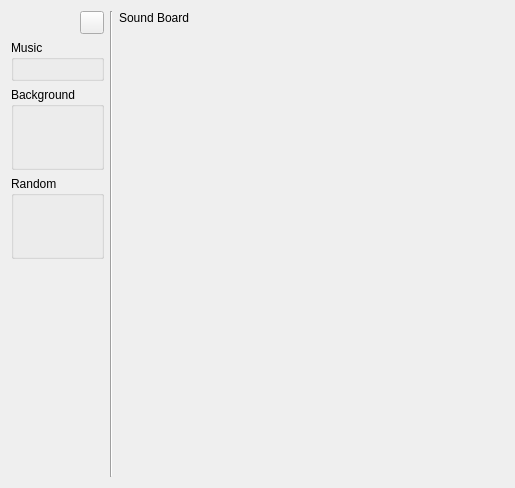
This is AmbMainWidgetUi.ui in Veggie13/Genesis1 as Qt 5 draws it before an edit. The edited form follows.
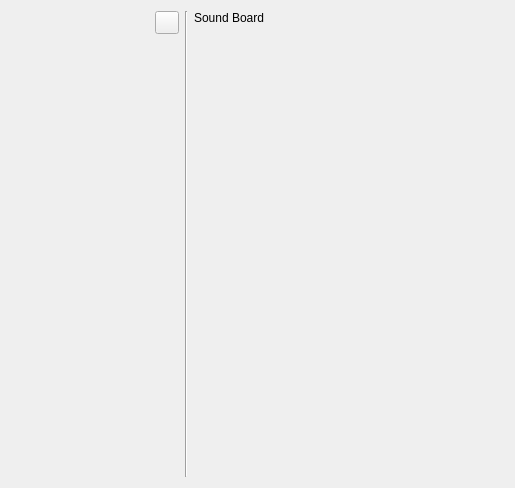
This is the edited form.

Commit message: Removed the enforced-maximization feature, doing proper maximization at start. Accordingly, placed the hidable sidebar in a scrolling view.

The edit to the form file:
```diff
--- a/AmbMainWidgetUi.ui
+++ b/AmbMainWidgetUi.ui
@@ -11,158 +11,97 @@
   </property>
   <layout class="QGridLayout" >
    <item row="0" column="0" >
-    <layout class="QGridLayout" >
-     <item rowspan="3" row="0" column="3" >
-      <layout class="QVBoxLayout" >
-       <item>
-        <widget class="QLabel" name="label" >
-         <property name="text" >
-          <string>Sound Board</string>
-         </property>
-        </widget>
-       </item>
-       <item>
-        <widget class="QWidget" native="1" name="m_sndboardCtrl" >
-         <property name="sizePolicy" >
-          <sizepolicy vsizetype="Expanding" hsizetype="Expanding" >
-           <horstretch>0</horstretch>
-           <verstretch>0</verstretch>
-          </sizepolicy>
-         </property>
-        </widget>
-       </item>
-      </layout>
-     </item>
-     <item rowspan="3" row="0" column="2" >
-      <widget class="Line" name="line" >
+    <spacer>
+     <property name="orientation" >
+      <enum>Qt::Horizontal</enum>
+     </property>
+     <property name="sizeType" >
+      <enum>QSizePolicy::Minimum</enum>
+     </property>
+     <property name="sizeHint" >
+      <size>
+       <width>16</width>
+       <height>20</height>
+      </size>
+     </property>
+    </spacer>
+   </item>
+   <item row="0" column="1" >
+    <widget class="QToolButton" name="m_leftExpandBtn" >
+     <property name="checkable" >
+      <bool>true</bool>
+     </property>
+    </widget>
+   </item>
+   <item rowspan="2" row="0" column="2" >
+    <widget class="Line" name="line" >
+     <property name="sizePolicy" >
+      <sizepolicy vsizetype="Expanding" hsizetype="Fixed" >
+       <horstretch>0</horstretch>
+       <verstretch>0</verstretch>
+      </sizepolicy>
+     </property>
+     <property name="orientation" >
+      <enum>Qt::Vertical</enum>
+     </property>
+    </widget>
+   </item>
+   <item rowspan="2" row="0" column="3" >
+    <layout class="QVBoxLayout" >
+     <item>
+      <widget class="QLabel" name="label" >
        <property name="sizePolicy" >
-        <sizepolicy vsizetype="Expanding" hsizetype="Fixed" >
+        <sizepolicy vsizetype="Preferred" hsizetype="Expanding" >
          <horstretch>0</horstretch>
          <verstretch>0</verstretch>
         </sizepolicy>
        </property>
-       <property name="orientation" >
-        <enum>Qt::Vertical</enum>
+       <property name="text" >
+        <string>Sound Board</string>
        </property>
       </widget>
      </item>
-     <item row="0" column="1" >
-      <widget class="QToolButton" name="m_leftExpandBtn" >
-       <property name="checkable" >
-        <bool>true</bool>
+     <item>
+      <widget class="QWidget" native="1" name="m_sndboardCtrl" >
+       <property name="sizePolicy" >
+        <sizepolicy vsizetype="Expanding" hsizetype="Expanding" >
+         <horstretch>0</horstretch>
+         <verstretch>0</verstretch>
+        </sizepolicy>
        </property>
       </widget>
      </item>
-     <item row="0" column="0" >
-      <spacer>
-       <property name="orientation" >
-        <enum>Qt::Horizontal</enum>
-       </property>
-       <property name="sizeType" >
-        <enum>QSizePolicy::Minimum</enum>
-       </property>
-       <property name="sizeHint" >
-        <size>
-         <width>1</width>
-         <height>20</height>
-        </size>
-       </property>
-      </spacer>
-     </item>
-     <item row="1" column="0" colspan="2" >
-      <layout class="QVBoxLayout" >
-       <item>
-        <widget class="QGroupBox" name="m_musicGrp" >
-         <property name="sizePolicy" >
-          <sizepolicy vsizetype="Minimum" hsizetype="Minimum" >
-           <horstretch>0</horstretch>
-           <verstretch>0</verstretch>
-          </sizepolicy>
-         </property>
-         <property name="title" >
-          <string>Music</string>
-         </property>
-         <layout class="QGridLayout" >
-          <item row="0" column="0" >
-           <widget class="QWidget" native="1" name="m_musicCtrl" />
-          </item>
-         </layout>
-        </widget>
-       </item>
-       <item>
-        <widget class="QGroupBox" name="m_backgroundGrp" >
-         <property name="sizePolicy" >
-          <sizepolicy vsizetype="Expanding" hsizetype="Minimum" >
-           <horstretch>0</horstretch>
-           <verstretch>0</verstretch>
-          </sizepolicy>
-         </property>
-         <property name="title" >
-          <string>Background</string>
-         </property>
-         <layout class="QGridLayout" >
-          <item row="0" column="0" >
-           <widget class="QWidget" native="1" name="m_backgroundCtrl" />
-          </item>
-         </layout>
-        </widget>
-       </item>
-       <item>
-        <widget class="QGroupBox" name="m_randomGrp" >
-         <property name="sizePolicy" >
-          <sizepolicy vsizetype="Expanding" hsizetype="Minimum" >
-           <horstretch>0</horstretch>
-           <verstretch>0</verstretch>
-          </sizepolicy>
-         </property>
-         <property name="title" >
-          <string>Random</string>
-         </property>
-         <layout class="QGridLayout" >
-          <item row="0" column="0" >
-           <widget class="QWidget" native="1" name="m_randomCtrl" />
-          </item>
-         </layout>
-        </widget>
-       </item>
-      </layout>
-     </item>
-     <item row="2" column="0" >
-      <spacer>
-       <property name="orientation" >
-        <enum>Qt::Vertical</enum>
-       </property>
-       <property name="sizeType" >
-        <enum>QSizePolicy::MinimumExpanding</enum>
-       </property>
-       <property name="sizeHint" >
-        <size>
-         <width>1</width>
-         <height>1</height>
-        </size>
-       </property>
-      </spacer>
-     </item>
-     <item row="2" column="1" >
-      <spacer>
-       <property name="orientation" >
-        <enum>Qt::Vertical</enum>
-       </property>
-       <property name="sizeType" >
-        <enum>QSizePolicy::MinimumExpanding</enum>
-       </property>
-       <property name="sizeHint" >
-        <size>
-         <width>1</width>
-         <height>1</height>
-        </size>
-       </property>
-      </spacer>
-     </item>
     </layout>
    </item>
+   <item row="1" column="0" colspan="2" >
+    <widget class="QScrollArea" name="m_sidebar" >
+     <property name="sizePolicy" >
+      <sizepolicy vsizetype="Expanding" hsizetype="Minimum" >
+       <horstretch>0</horstretch>
+       <verstretch>0</verstretch>
+      </sizepolicy>
+     </property>
+     <property name="frameShape" >
+      <enum>QFrame::NoFrame</enum>
+     </property>
+     <property name="horizontalScrollBarPolicy" >
+      <enum>Qt::ScrollBarAlwaysOff</enum>
+     </property>
+     <property name="widgetResizable" >
+      <bool>false</bool>
+     </property>
+    </widget>
+   </item>
   </layout>
  </widget>
+ <customwidgets>
+  <customwidget>
+   <class>QScrollArea</class>
+   <extends>QFrame</extends>
+   <header>QScrollArea</header>
+   <container>1</container>
+  </customwidget>
+ </customwidgets>
  <resources/>
  <connections/>
 </ui>
```
The commit also changes 10 other files.
